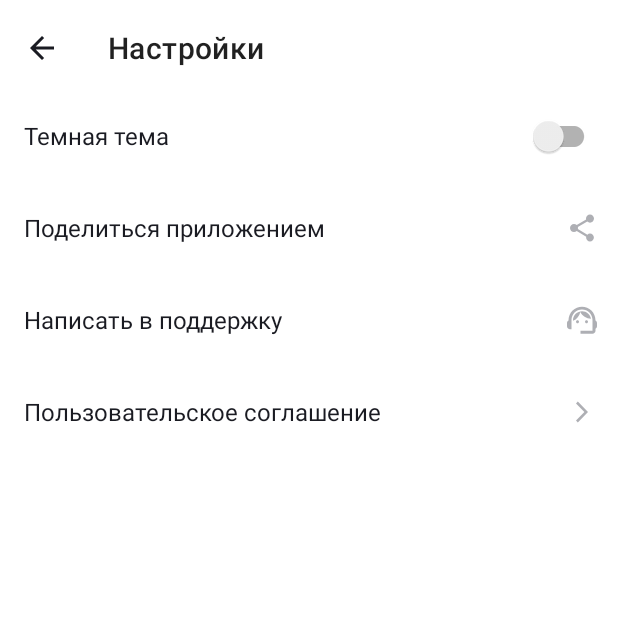
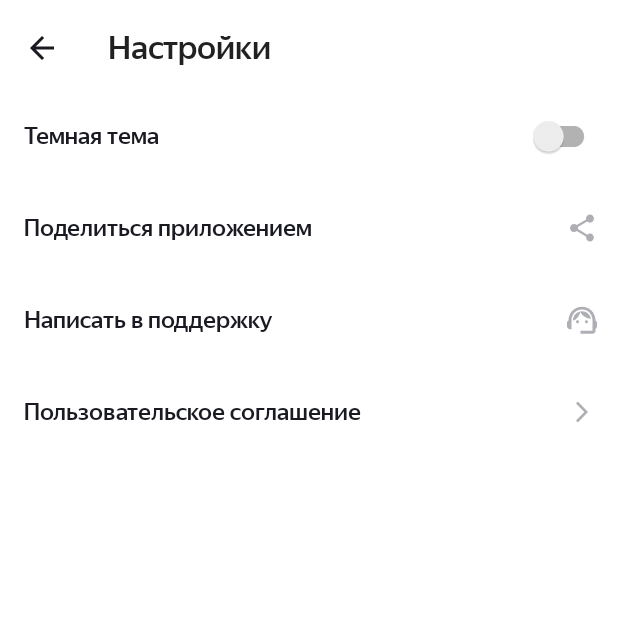
Before and after one commit to Evgeniy-Kov/Playlist-Maker, an Android app: the SettingsActivity screen opened directly, with no data from a screen before it, on a phone screen of 412 x 824 dp, the top half of it. Run offline under Robolectric (Android 15) with nearby library versions, the phone set to English and light mode, and no system bars.

Commit message:
Apply text appearance styles to views

```diff
--- a/app/src/main/res/layout/activity_main.xml
+++ b/app/src/main/res/layout/activity_main.xml
@@ -17,7 +17,7 @@
         android:gravity="center_vertical"
         android:text="@string/app_name"
         android:textColor="@color/white"
-        android:textSize="@dimen/large_text_size" />
+        android:textAppearance="@style/FontYSDisplayMediumSize22Weight500" />
 
     <LinearLayout
         android:layout_width="match_parent"
--- a/app/src/main/res/layout/activity_settings.xml
+++ b/app/src/main/res/layout/activity_settings.xml
@@ -14,7 +14,8 @@
         android:layout_height="wrap_content"
         android:layout_marginTop="4dp"
         app:navigationIcon="@drawable/ic_arrow_back"
-        app:title="@string/settings" />
+        app:title="@string/settings"
+        app:titleTextAppearance="@style/FontYSDisplayMediumSize22Weight500"/>
 
     <androidx.appcompat.widget.SwitchCompat
         android:id="@+id/switch_theme"
@@ -24,7 +25,7 @@
         android:layout_marginEnd="@dimen/settings_screen_layout_marginEnd"
         android:text="@string/dark_theme"
         android:textColor="@color/yp_black"
-        android:textSize="@dimen/medium_text_size" />
+        android:textAppearance="@style/FontYSDisplayRegularSize16Weight400" />
 
     <com.google.android.material.textview.MaterialTextView
         android:id="@+id/tv_share"
--- a/app/src/main/res/values/styles.xml
+++ b/app/src/main/res/values/styles.xml
@@ -5,20 +5,20 @@
         <item name="android:insetBottom">0dp</item>
         <item name="cornerRadius">@dimen/default_margin</item>
         <item name="android:backgroundTint">@color/white</item>
-        <item name="android:textSize">@dimen/large_text_size</item>
         <item name="android:textAllCaps">false</item>
         <item name="android:textColor">@color/yp_black</item>
         <item name="iconTint">@color/yp_black</item>
         <item name="iconGravity">textStart</item>
         <item name="iconPadding">10dp</item>
         <item name="android:foreground">?attr/selectableItemBackground</item>
+        <item name="android:textAppearance">@style/FontYSDisplayMediumSize22Weight500</item>
     </style>
 
     <style name="SettingsScreenTextViewStyle">
-        <item name="android:textSize">@dimen/medium_text_size</item>
         <item name="android:textColor">@color/yp_black</item>
         <item name="android:gravity">center_vertical</item>
         <item name="drawableTint">@color/yp_text_gray</item>
+        <item name="android:textAppearance">@style/FontYSDisplayRegularSize16Weight400</item>
     </style>
 
     <style name="FontYSDisplayMediumSize22Weight500">
```
